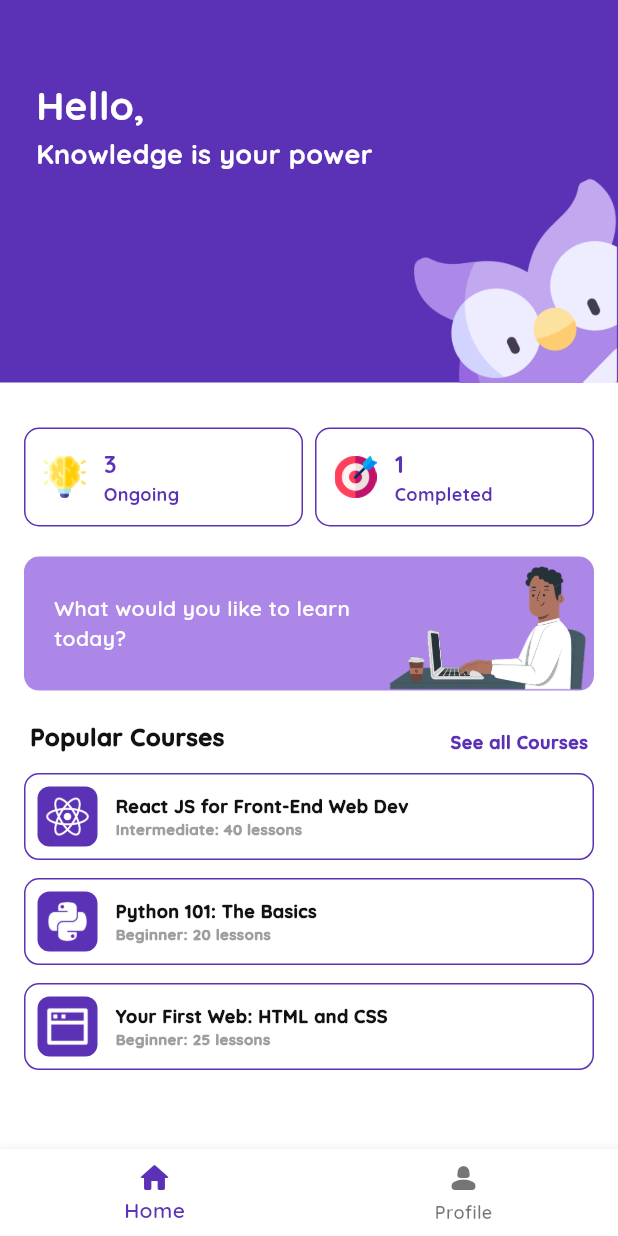
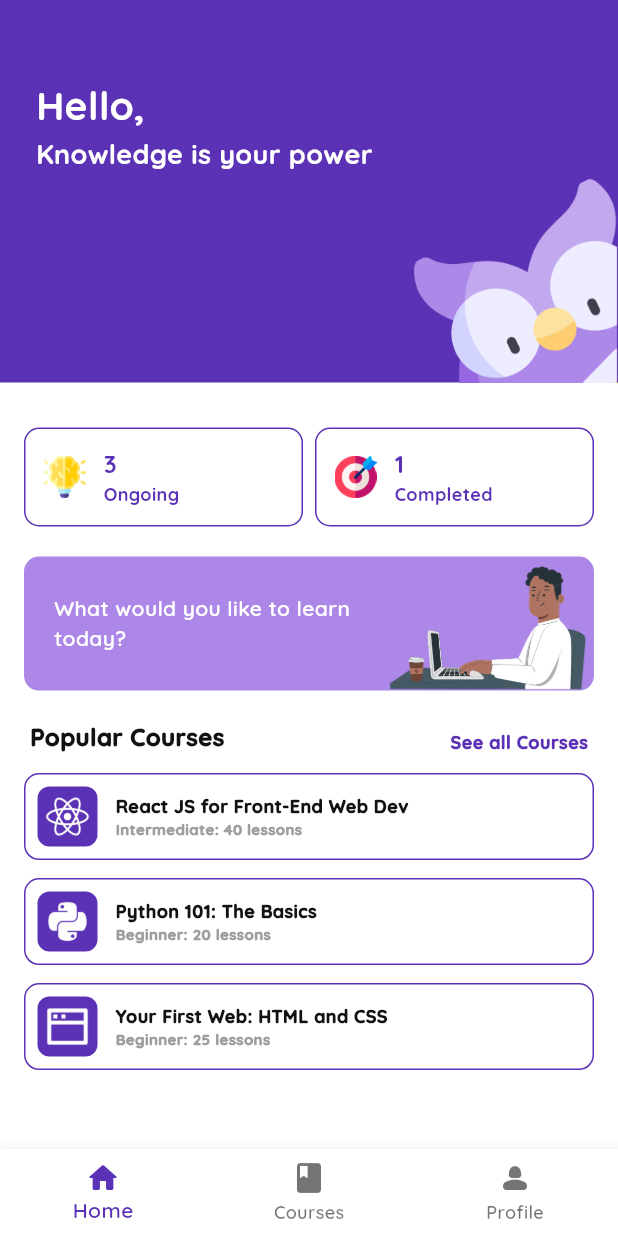
Before and after one commit to jesslyn-caroline/fukuro, a Flutter app: the Index screen opened directly, on a phone screen of 412 x 824 dp. Run offline on Flutter 3.47's test engine with Material 3 defaults, Android fonts, the phone set to English and light mode, and no system bars; our stand-ins replace google_fonts, shared_preferences, sqflite, sqflite_common_ffi; accounts and stored records are empty.

Commit message:
Add navigation to course

```diff
--- a/lib/screens/index.dart
+++ b/lib/screens/index.dart
@@ -1,4 +1,5 @@
 import 'package:flutter/material.dart';
+import 'package:fukuro/screens/courses.dart';
 import 'package:fukuro/screens/home.dart';
 import 'package:fukuro/screens/profile.dart';
 
@@ -13,6 +14,7 @@ class _IndexState extends State<Index> {
 
   List <Map <String, dynamic>> screens = [
     { "screen" : Home(), "icon" : Icons.home_rounded, "label" : "Home" },
+    { "screen" : Courses(), "icon" : Icons.book_rounded, "label" : "Courses" },
     { "screen" : Profile(), "icon" : Icons.person_2_rounded, "label" : "Profile" },
   ];
 
```
